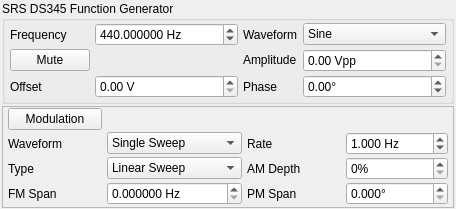
Old version of the form DS345Widget.ui in the repository davidgrier/QInstrument.
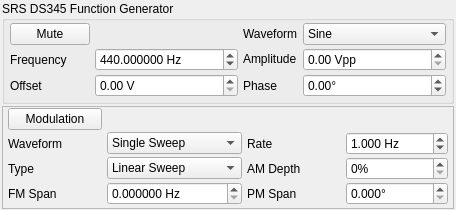
New version of the form.

Commit message: more logical layout

Patch:
```diff
--- a/DS345Widget.ui
+++ b/DS345Widget.ui
@@ -7,7 +7,7 @@
     <x>0</x>
     <y>0</y>
     <width>456</width>
-    <height>209</height>
+    <height>210</height>
    </rect>
   </property>
   <property name="windowTitle">
@@ -56,7 +56,138 @@
       <property name="verticalSpacing">
        <number>2</number>
       </property>
-      <item row="0" column="0">
+      <item row="4" column="0">
+       <widget class="QLabel" name="offsetLabel">
+        <property name="text">
+         <string>Offset</string>
+        </property>
+        <property name="buddy">
+         <cstring>offset</cstring>
+        </property>
+       </widget>
+      </item>
+      <item row="2" column="2">
+       <widget class="QLabel" name="amplitudeLabel">
+        <property name="text">
+         <string>&lt;html&gt;&lt;head/&gt;&lt;body&gt;&lt;p&gt;Amplitude&lt;/p&gt;&lt;/body&gt;&lt;/html&gt;</string>
+        </property>
+        <property name="buddy">
+         <cstring>amplitude</cstring>
+        </property>
+       </widget>
+      </item>
+      <item row="1" column="3">
+       <widget class="QComboBox" name="waveform">
+        <item>
+         <property name="text">
+          <string>Sine</string>
+         </property>
+        </item>
+        <item>
+         <property name="text">
+          <string>Square</string>
+         </property>
+        </item>
+        <item>
+         <property name="text">
+          <string>Triangle</string>
+         </property>
+        </item>
+        <item>
+         <property name="text">
+          <string>Ramp</string>
+         </property>
+        </item>
+        <item>
+         <property name="text">
+          <string>Noise</string>
+         </property>
+        </item>
+        <item>
+         <property name="text">
+          <string>Arbitrary</string>
+         </property>
+        </item>
+       </widget>
+      </item>
+      <item row="1" column="2">
+       <widget class="QLabel" name="waveformlabel">
+        <property name="text">
+         <string>Waveform</string>
+        </property>
+        <property name="buddy">
+         <cstring>waveform</cstring>
+        </property>
+       </widget>
+      </item>
+      <item row="4" column="1">
+       <widget class="QDoubleSpinBox" name="offset">
+        <property name="sizePolicy">
+         <sizepolicy hsizetype="MinimumExpanding" vsizetype="Fixed">
+          <horstretch>0</horstretch>
+          <verstretch>0</verstretch>
+         </sizepolicy>
+        </property>
+        <property name="suffix">
+         <string> V</string>
+        </property>
+        <property name="maximum">
+         <double>5.000000000000000</double>
+        </property>
+        <property name="singleStep">
+         <double>0.010000000000000</double>
+        </property>
+       </widget>
+      </item>
+      <item row="4" column="3">
+       <widget class="QDoubleSpinBox" name="phase">
+        <property name="sizePolicy">
+         <sizepolicy hsizetype="MinimumExpanding" vsizetype="Fixed">
+          <horstretch>0</horstretch>
+          <verstretch>0</verstretch>
+         </sizepolicy>
+        </property>
+        <property name="suffix">
+         <string>°</string>
+        </property>
+        <property name="minimum">
+         <double>-7200.000000000000000</double>
+        </property>
+        <property name="maximum">
+         <double>7200.000000000000000</double>
+        </property>
+       </widget>
+      </item>
+      <item row="4" column="2">
+       <widget class="QLabel" name="phaseLabel">
+        <property name="text">
+         <string>Phase</string>
+        </property>
+        <property name="buddy">
+         <cstring>phase</cstring>
+        </property>
+       </widget>
+      </item>
+      <item row="2" column="3">
+       <widget class="QDoubleSpinBox" name="amplitude">
+        <property name="sizePolicy">
+         <sizepolicy hsizetype="MinimumExpanding" vsizetype="Fixed">
+          <horstretch>0</horstretch>
+          <verstretch>0</verstretch>
+         </sizepolicy>
+        </property>
+        <property name="suffix">
+         <string> Vpp</string>
+        </property>
+        <property name="maximum">
+         <double>5.000000000000000</double>
+        </property>
+        <property name="singleStep">
+         <double>0.010000000000000</double>
+        </property>
+       </widget>
+      </item>
+      <item row="2" column="0">
        <widget class="QLabel" name="frequencyLabel">
         <property name="text">
          <string>Frequency</string>
@@ -66,7 +197,7 @@
         </property>
        </widget>
       </item>
-      <item row="0" column="1">
+      <item row="2" column="1">
        <widget class="QDoubleSpinBox" name="frequency">
         <property name="sizePolicy">
          <sizepolicy hsizetype="MinimumExpanding" vsizetype="Fixed">
@@ -100,108 +231,6 @@
         </property>
        </widget>
       </item>
-      <item row="0" column="2">
-       <widget class="QLabel" name="waveformlabel">
-        <property name="text">
-         <string>Waveform</string>
-        </property>
-        <property name="buddy">
-         <cstring>waveform</cstring>
-        </property>
-       </widget>
-      </item>
-      <item row="0" column="3">
-       <widget class="QComboBox" name="waveform">
-        <item>
-         <property name="text">
-          <string>Sine</string>
-         </property>
-        </item>
-        <item>
-         <property name="text">
-          <string>Square</string>
-         </property>
-        </item>
-        <item>
-         <property name="text">
-          <string>Triangle</string>
-         </property>
-        </item>
-        <item>
-         <property name="text">
-          <string>Ramp</string>
-         </property>
-        </item>
-        <item>
-         <property name="text">
-          <string>Noise</string>
-         </property>
-        </item>
-        <item>
-         <property name="text">
-          <string>Arbitrary</string>
-         </property>
-        </item>
-       </widget>
-      </item>
-      <item row="3" column="0">
-       <widget class="QLabel" name="offsetLabel">
-        <property name="text">
-         <string>Offset</string>
-        </property>
-        <property name="buddy">
-         <cstring>offset</cstring>
-        </property>
-       </widget>
-      </item>
-      <item row="3" column="1">
-       <widget class="QDoubleSpinBox" name="offset">
-        <property name="sizePolicy">
-         <sizepolicy hsizetype="MinimumExpanding" vsizetype="Fixed">
-          <horstretch>0</horstretch>
-          <verstretch>0</verstretch>
-         </sizepolicy>
-        </property>
-        <property name="suffix">
-         <string> V</string>
-        </property>
-        <property name="maximum">
-         <double>5.000000000000000</double>
-        </property>
-        <property name="singleStep">
-         <double>0.010000000000000</double>
-        </property>
-       </widget>
-      </item>
-      <item row="3" column="2">
-       <widget class="QLabel" name="phaseLabel">
-        <property name="text">
-         <string>Phase</string>
-        </property>
-        <property name="buddy">
-         <cstring>phase</cstring>
-        </property>
-       </widget>
-      </item>
-      <item row="3" column="3">
-       <widget class="QDoubleSpinBox" name="phase">
-        <property name="sizePolicy">
-         <sizepolicy hsizetype="MinimumExpanding" vsizetype="Fixed">
-          <horstretch>0</horstretch>
-          <verstretch>0</verstretch>
-         </sizepolicy>
-        </property>
-        <property name="suffix">
-         <string>°</string>
-        </property>
-        <property name="minimum">
-         <double>-7200.000000000000000</double>
-        </property>
-        <property name="maximum">
-         <double>7200.000000000000000</double>
-        </property>
-       </widget>
-      </item>
       <item row="1" column="0">
        <widget class="QPushButton" name="mute">
         <property name="text">
@@ -212,35 +241,6 @@
         </property>
        </widget>
       </item>
-      <item row="1" column="2">
-       <widget class="QLabel" name="amplitudeLabel">
-        <property name="text">
-         <string>&lt;html&gt;&lt;head/&gt;&lt;body&gt;&lt;p&gt;Amplitude&lt;/p&gt;&lt;/body&gt;&lt;/html&gt;</string>
-        </property>
-        <property name="buddy">
-         <cstring>amplitude</cstring>
-        </property>
-       </widget>
-      </item>
-      <item row="1" column="3">
-       <widget class="QDoubleSpinBox" name="amplitude">
-        <property name="sizePolicy">
-         <sizepolicy hsizetype="MinimumExpanding" vsizetype="Fixed">
-          <horstretch>0</horstretch>
-          <verstretch>0</verstretch>
-         </sizepolicy>
-        </property>
-        <property name="suffix">
-         <string> Vpp</string>
-        </property>
-        <property name="maximum">
-         <double>5.000000000000000</double>
-        </property>
-        <property name="singleStep">
-         <double>0.010000000000000</double>
-        </property>
-       </widget>
-      </item>
      </layout>
     </widget>
    </item>
```
Left out of the diff: 4 changed lines with no effect on the pictures.
